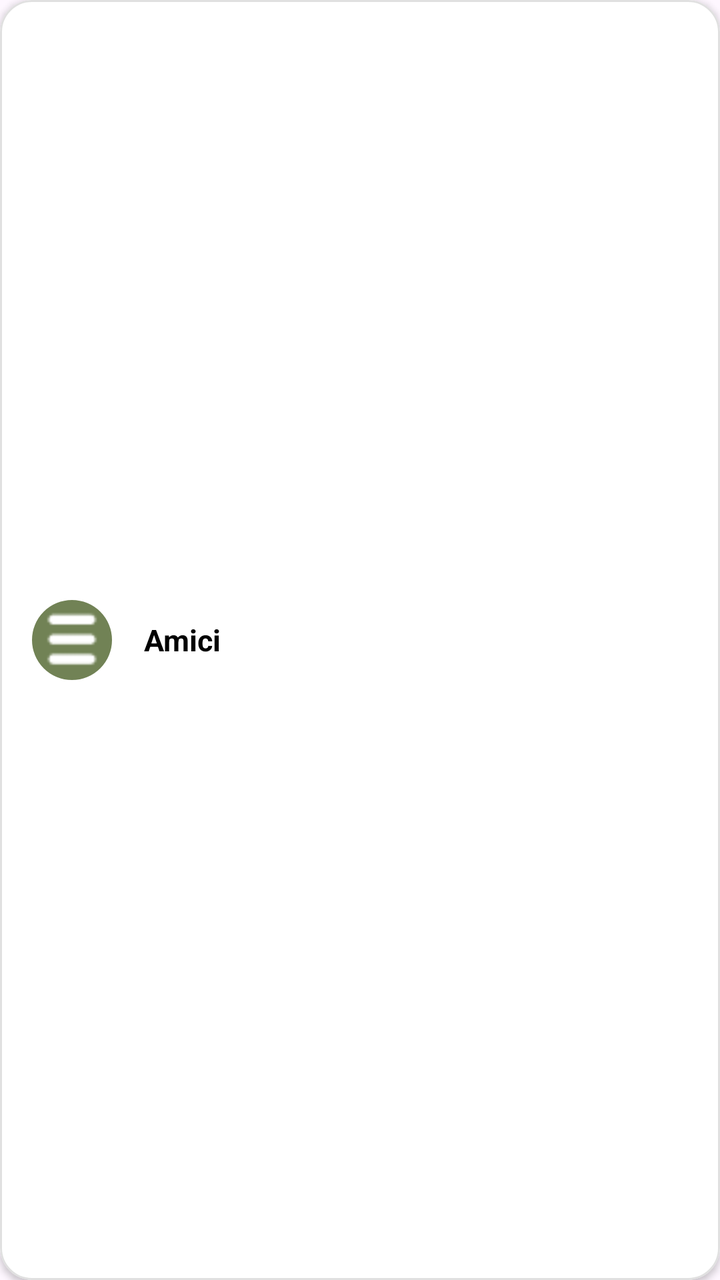
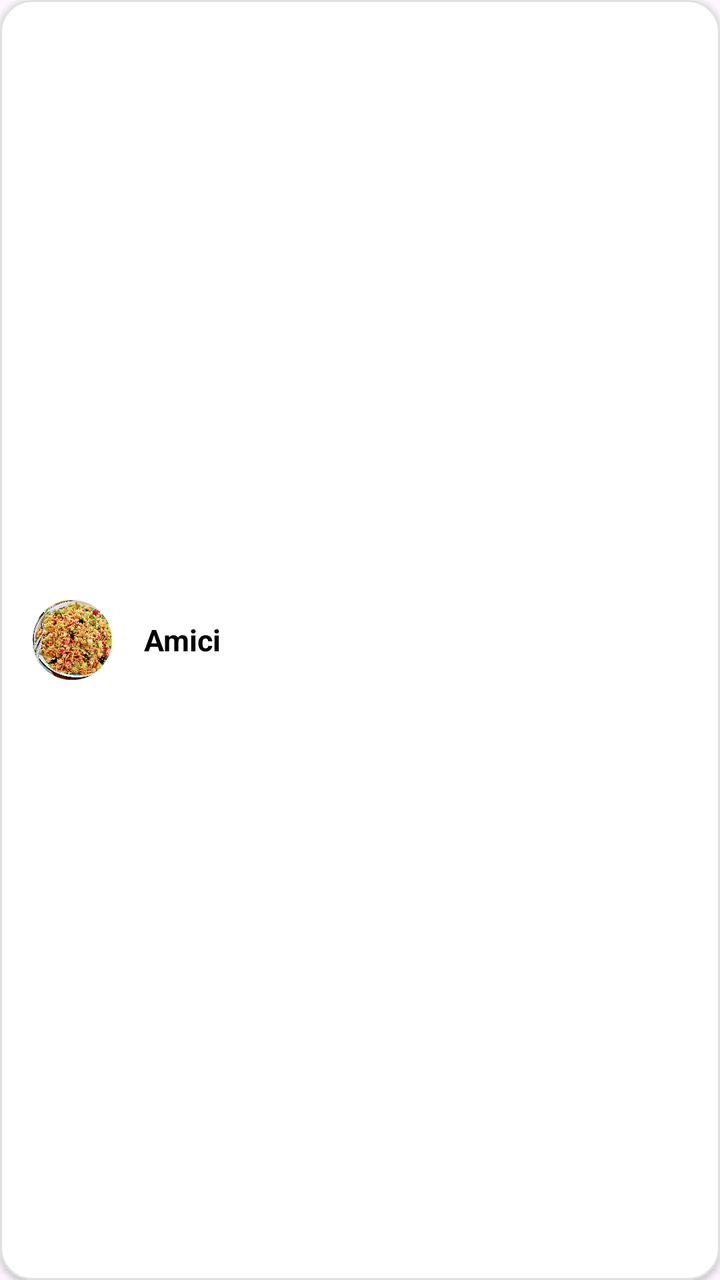

Before-and-after screenshots of an Android layout around one commit, followed by the original layout XML and the change that was made.
<!-- AndroidManifest.xml: application theme Theme.Nutrio -->
<!-- res/layout/item_row_community.xml -->
<?xml version="1.0" encoding="utf-8"?>
<com.google.android.material.card.MaterialCardView
    xmlns:android="http://schemas.android.com/apk/res/android"
    xmlns:app="http://schemas.android.com/apk/res-auto"
    android:layout_width="match_parent"
    android:layout_height="64dp"
    android:layout_marginVertical="6dp"
    app:cardBackgroundColor="@android:color/white"
    app:cardCornerRadius="16dp"
    app:cardElevation="2dp"
    app:strokeColor="#E0E0E0"
    app:strokeWidth="1dp">

    <LinearLayout
        android:layout_width="match_parent"
        android:layout_height="match_parent"
        android:gravity="center_vertical"
        android:orientation="horizontal"
        android:paddingHorizontal="16dp">

        <com.google.android.material.imageview.ShapeableImageView
            android:id="@+id/ivCommunityIcon"
            android:layout_width="40dp"
            android:layout_height="40dp"
            android:scaleType="centerCrop"
            android:src="@drawable/ricette"
            app:shapeAppearanceOverlay="@style/CircleImageView" />

        <TextView
            android:id="@+id/tvCommunityName"
            android:layout_width="wrap_content"
            android:layout_height="wrap_content"
            android:layout_marginStart="16dp"
            android:text="Amici"
            android:textColor="@android:color/black"
            android:textSize="15sp"
            android:textStyle="bold" />
    </LinearLayout>
</com.google.android.material.card.MaterialCardView>
<!-- resources referenced by this layout -->
<resources>
  <!-- drawable ricette: png bitmap (drawable, 794 bytes) -->
  <style name="CircleImageView">
          <item name="cornerSize">50%</item>
      </style>
  <style name="Theme.Nutrio" parent="Base.Theme.Nutrio" />
  <style name="Base.Theme.Nutrio" parent="Theme.Material3.DayNight.NoActionBar">
          
          
      </style>
</resources>

<!-- the commit's change to res/layout/item_row_community.xml (unified diff, before → after) -->
@@ -23,7 +23,7 @@
             android:layout_width="40dp"
             android:layout_height="40dp"
             android:scaleType="centerCrop"
-            android:src="@drawable/ricette"
+        android:src="@drawable/cous"
             app:shapeAppearanceOverlay="@style/CircleImageView" />
 
         <TextView
<!-- resource entries referenced after the edit -->
@@ -1,6 +1,6 @@
 <!-- resources referenced by this layout -->
 <resources>
-  <!-- drawable ricette: png bitmap (drawable, 794 bytes) -->
+  <!-- drawable cous: jpeg bitmap (drawable, 375610 bytes) -->
   <style name="CircleImageView">
           <item name="cornerSize">50%</item>
       </style>
